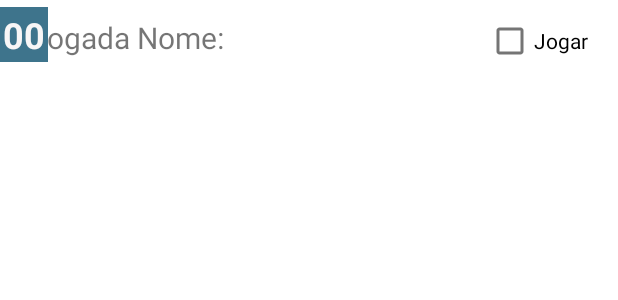
After one commit to dduartevla/Yahtzee, an Android app: the layout jogada_layout.xml on its own in the app's theme, with its tools: preview values and no code run, on a phone screen of 412 x 824 dp. The commit adds this screen. Shown: the top 300 px of the screen. Run offline under Robolectric (Android 15) with nearby library versions, the phone set to English and light mode, and no system bars.

Commit message:
Criação do jogada_layout.xml.

```diff
--- a/app/src/main/java/ufjf/dcc/debora/yahtzee/MainActivity.java
+++ b/app/src/main/java/ufjf/dcc/debora/yahtzee/MainActivity.java
@@ -1,14 +1,26 @@
 package ufjf.dcc.debora.yahtzee;
 
 import androidx.appcompat.app.AppCompatActivity;
+import androidx.recyclerview.widget.LinearLayoutManager;
+import androidx.recyclerview.widget.RecyclerView;
 
 import android.os.Bundle;
 
 public class MainActivity extends AppCompatActivity {
 
+    private RecyclerView recyclerViewJogadas;
+    private RecyclerView recyclerViewDados;
+
     @Override
     protected void onCreate(Bundle savedInstanceState) {
         super.onCreate(savedInstanceState);
         setContentView(R.layout.activity_main);
+
+        recyclerViewJogadas = findViewById(R.id.recyclerViewJogadas);
+        recyclerViewDados = findViewById(R.id.recyclerViewDados);
+
+        LinearLayoutManager layoutManager = new LinearLayoutManager(this);
+        recyclerViewDados.setLayoutManager(layoutManager);
+        recyclerViewJogadas.setLayoutManager(layoutManager);
     }
 }
--- /dev/null
+++ b/app/src/main/res/layout/jogada_layout.xml
@@ -0,0 +1,42 @@
+<?xml version="1.0" encoding="utf-8"?>
+<androidx.constraintlayout.widget.ConstraintLayout xmlns:android="http://schemas.android.com/apk/res/android"
+    xmlns:app="http://schemas.android.com/apk/res-auto"
+    xmlns:tools="http://schemas.android.com/tools"
+    android:layout_width="match_parent"
+    android:layout_height="50sp"
+    android:foregroundTint="#EAE6E6">
+
+    <TextView
+        android:id="@+id/textViewJogadaNome"
+        android:layout_width="wrap_content"
+        android:layout_height="wrap_content"
+        android:layout_marginStart="20dp"
+        android:text="Jogada Nome:"
+        android:textSize="20sp"
+        app:layout_constraintBottom_toBottomOf="parent"
+        app:layout_constraintStart_toStartOf="parent"
+        app:layout_constraintTop_toTopOf="parent" />
+
+    <TextView
+        android:id="@+id/textView2"
+        android:layout_width="wrap_content"
+        android:layout_height="wrap_content"
+        android:background="#3E748C"
+        android:padding="2sp"
+        android:text="00"
+        android:textColor="#F8F6F6"
+        android:textSize="24sp"
+        android:textStyle="bold"
+        app:layout_constraintBaseline_toBaselineOf="@+id/textViewJogadaNome"
+        tools:layout_editor_absoluteX="168dp" />
+
+    <CheckBox
+        android:id="@+id/checkBox"
+        android:layout_width="wrap_content"
+        android:layout_height="wrap_content"
+        android:layout_marginEnd="20dp"
+        android:text="Jogar"
+        app:layout_constraintBaseline_toBaselineOf="@+id/textView2"
+        app:layout_constraintEnd_toEndOf="parent" />
+
+</androidx.constraintlayout.widget.ConstraintLayout>
```
